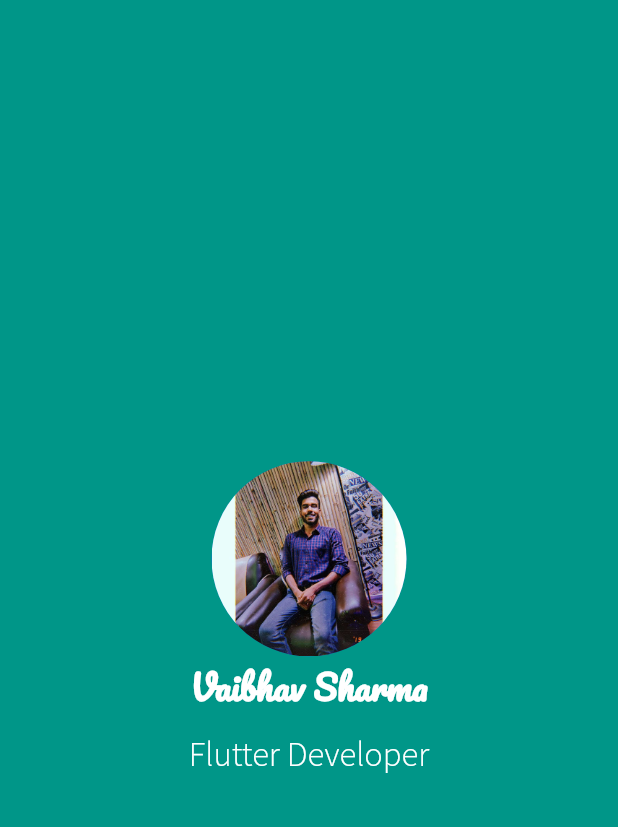
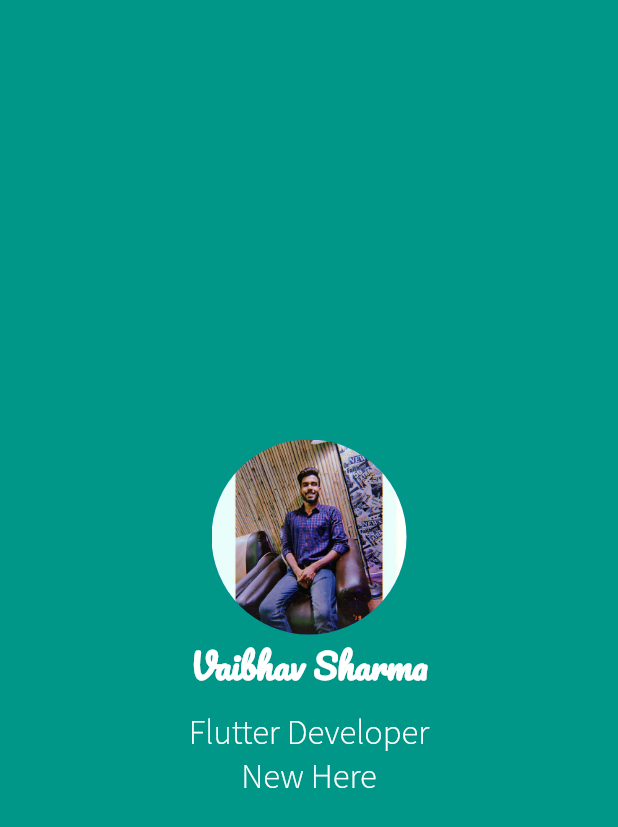
Before and after one commit to vaibhv0311/contact_card, a Flutter app: the screen it shows after launch, on a phone screen of 412 x 824 dp. Shown: the top 827 px of the screen. Run offline on Flutter 3.47's test engine with Material 2 defaults, Android fonts, the phone set to English and light mode, and no system bars.

Commit message:
added new text

```diff
--- a/lib/main.dart
+++ b/lib/main.dart
@@ -43,6 +43,15 @@ class MyApp extends StatelessWidget {
                   fontStyle: FontStyle.normal,
                 ),
               ),
+              Text(
+                "New Here",
+                style: TextStyle(
+                  color: Colors.white,
+                  fontSize: 23,
+                  fontFamily: 'Sans Pro',
+                  fontStyle: FontStyle.normal,
+                ),
+              ),
             ],
           ),
         ),
```
